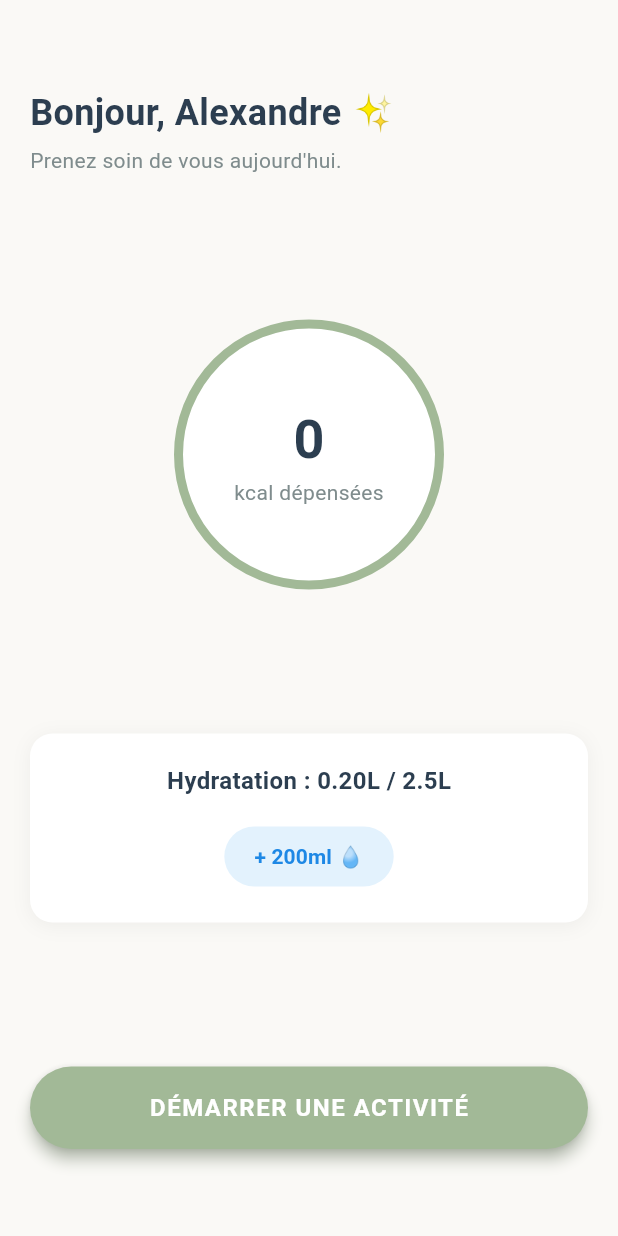
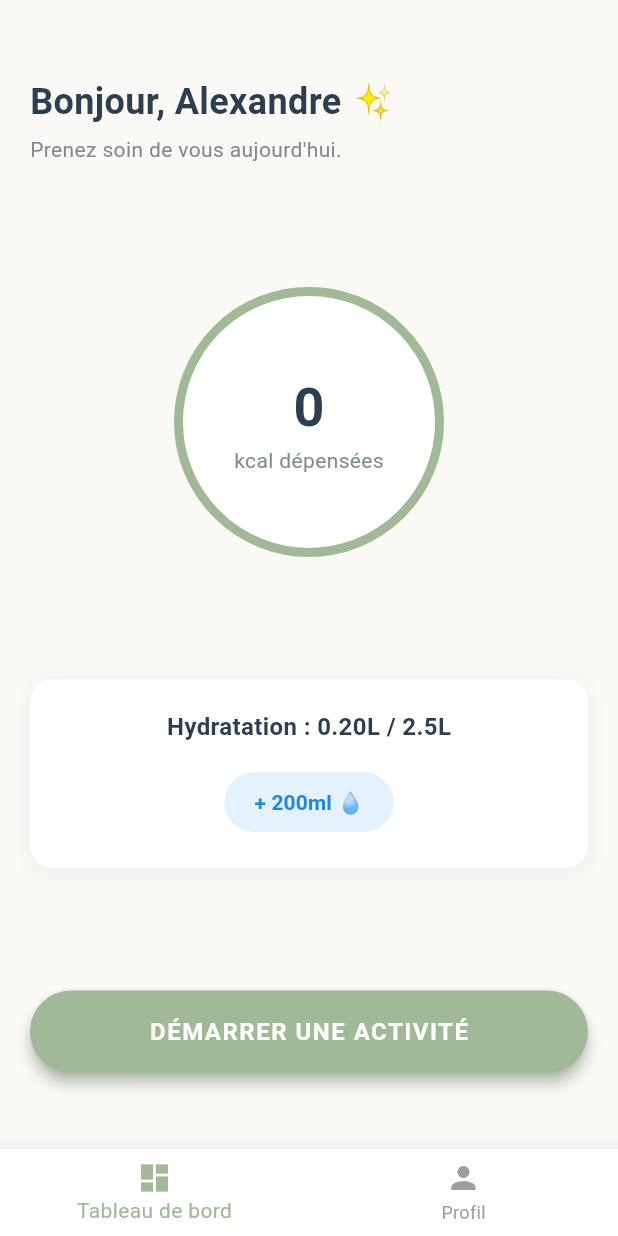
Before and after one commit to Kandrath/my-E-Coach, a Flutter app: the screen it shows after launch, after a tap on "+ 200ml 💧", on a phone screen of 412 x 824 dp. Run offline on Flutter 3.47's test engine with Material 3 defaults, Android fonts, the light colour scheme and no system bars.

Commit message:
Implementing persistence of data between screens

```diff
--- a/lib/main.dart
+++ b/lib/main.dart
@@ -1,5 +1,5 @@
 import 'package:flutter/material.dart';
-import 'package:my_e_coach/screens/dashboard_screen.dart';
+import 'package:my_e_coach/screens/main_navigation_screen.dart';
 
 void main() {
   runApp(const MyApp());
@@ -8,30 +8,16 @@ void main() {
 class MyApp extends StatelessWidget {
   const MyApp({super.key});
 
-  // This widget is the root of your application.
   @override
   Widget build(BuildContext context) {
     return MaterialApp(
-      title: 'Flutter Demo',
+      title: 'MyECoach',
+      debugShowCheckedModeBanner: false,
       theme: ThemeData(
-        // This is the theme of your application.
-        //
-        // TRY THIS: Try running your application with "flutter run". You'll see
-        // the application has a purple toolbar. Then, without quitting the app,
-        // try changing the seedColor in the colorScheme below to Colors.green
-        // and then invoke "hot reload" (save your changes or press the "hot
-        // reload" button in a Flutter-supported IDE, or press "r" if you used
-        // the command line to start the app).
-        //
-        // Notice that the counter didn't reset back to zero; the application
-        // state is not lost during the reload. To reset the state, use hot
-        // restart instead.
-        //
-        // This works for code too, not just values: Most code changes can be
-        // tested with just a hot reload.
-        colorScheme: ColorScheme.fromSeed(seedColor: Colors.deepPurple),
+        colorScheme: ColorScheme.fromSeed(seedColor: const Color(0xFFA2B997)),
+        useMaterial3: true,
       ),
-      home: const DashboardScreen(),
+      home: const MainNavigationScreen(),
     );
   }
 }
--- a/lib/screens/dashboard_screen.dart
+++ b/lib/screens/dashboard_screen.dart
@@ -2,22 +2,26 @@ import 'package:flutter/material.dart';
 import 'package:my_e_coach/screens/activity_tracking_screen.dart';
 
 class DashboardScreen extends StatefulWidget {
-  const DashboardScreen({super.key});
+  final String userName;
+  final int calories;
+  final int water;
+  final Function(int) onAddWater;
+  final Function(int) onAddCalories;
+
+  const DashboardScreen({
+    super.key,
+    required this.userName,
+    required this.calories,
+    required this.water,
+    required this.onAddWater,
+    required this.onAddCalories,
+  });
 
   @override
   State<DashboardScreen> createState() => _DashboardScreenState();
 }
 
 class _DashboardScreenState extends State<DashboardScreen> {
-  int _calories = 0;
-  int _water = 0; // en ml
-
-  void _addWater(int amount) {
-    setState(() {
-      _water += amount;
-    });
-  }
-
   void _showActivityOptions() {
     showModalBottomSheet(
       context: context,
@@ -74,9 +78,7 @@ class _DashboardScreenState extends State<DashboardScreen> {
             );
 
             if (result != null && result is Map<String, dynamic>) {
-              setState(() {
-                _calories += (result['calories'] as int);
-              });
+              widget.onAddCalories(result['calories'] as int);
               _showActivitySynthesis(result);
             }
           },
@@ -117,10 +119,10 @@ class _DashboardScreenState extends State<DashboardScreen> {
       context: context,
       builder: (context) => AlertDialog(
         shape: RoundedRectangleBorder(borderRadius: BorderRadius.circular(20)),
-        title: const Text(
-          'Bravo Alexandre ! ✨',
+        title: Text(
+          'Bravo ${widget.userName} ! ✨',
           textAlign: TextAlign.center,
-          style: TextStyle(color: Color(0xFF2C3E50), fontWeight: FontWeight.bold),
+          style: const TextStyle(color: Color(0xFF2C3E50), fontWeight: FontWeight.bold),
         ),
         content: Column(
           mainAxisSize: MainAxisSize.min,
@@ -193,17 +195,17 @@ class _DashboardScreenState extends State<DashboardScreen> {
               // En-tête
               Column(
                 crossAxisAlignment: CrossAxisAlignment.start,
-                children: const [
+                children: [
                   Text(
-                    'Bonjour, Alexandre ✨',
-                    style: TextStyle(
+                    'Bonjour, ${widget.userName} ✨',
+                    style: const TextStyle(
                       fontSize: 24,
                       fontWeight: FontWeight.bold,
                       color: Color(0xFF2C3E50),
                     ),
                   ),
-                  SizedBox(height: 5),
-                  Text(
+                  const SizedBox(height: 5),
+                  const Text(
                     "Prenez soin de vous aujourd'hui.",
                     style: TextStyle(fontSize: 14, color: Color(0xFF7F8C8D)),
                   ),
@@ -227,7 +229,7 @@ class _DashboardScreenState extends State<DashboardScreen> {
                     mainAxisAlignment: MainAxisAlignment.center,
                     children: [
                       Text(
-                        '$_calories',
+                        '${widget.calories}',
                         style: const TextStyle(
                           fontSize: 36,
                           fontWeight: FontWeight.bold,
@@ -263,7 +265,7 @@ class _DashboardScreenState extends State<DashboardScreen> {
                 child: Column(
                   children: [
                     Text(
-                      'Hydratation : ${(_water / 1000.0).toStringAsFixed(2)}L / 2.5L',
+                      'Hydratation : ${(widget.water / 1000.0).toStringAsFixed(2)}L / 2.5L',
                       style: const TextStyle(
                         fontSize: 16,
                         fontWeight: FontWeight.w600,
@@ -273,7 +275,7 @@ class _DashboardScreenState extends State<DashboardScreen> {
                     const SizedBox(height: 15),
                     Center(
                       child: TextButton(
-                        onPressed: () => _addWater(200),
+                        onPressed: () => widget.onAddWater(200),
                         style: TextButton.styleFrom(
                           backgroundColor: const Color(0xFFE3F2FD),
                           padding: const EdgeInsets.symmetric(
--- /dev/null
+++ b/lib/screens/main_navigation_screen.dart
@@ -0,0 +1,119 @@
+import 'package:flutter/material.dart';
+import 'package:my_e_coach/screens/dashboard_screen.dart';
+import 'package:my_e_coach/screens/profile_screen.dart';
+
+class MainNavigationScreen extends StatefulWidget {
+  const MainNavigationScreen({super.key});
+
+  @override
+  State<MainNavigationScreen> createState() => _MainNavigationScreenState();
+}
+
+class _MainNavigationScreenState extends State<MainNavigationScreen> {
+  int _selectedIndex = 0;
+  late PageController _pageController;
+
+  // Global State
+  String _name = 'Alexandre';
+  int _age = 28;
+  String _gender = 'Homme';
+  double _height = 180.0;
+  double _weight = 75.0;
+
+  int _calories = 0;
+  int _water = 0;
+
+  @override
+  void initState() {
+    super.initState();
+    _pageController = PageController(initialPage: _selectedIndex);
+  }
+
+  @override
+  void dispose() {
+    _pageController.dispose();
+    super.dispose();
+  }
+
+  void _onPageChanged(int index) {
+    setState(() {
+      _selectedIndex = index;
+    });
+  }
+
+  void _onItemTapped(int index) {
+    _pageController.animateToPage(
+      index,
+      duration: const Duration(milliseconds: 300),
+      curve: Curves.easeInOut,
+    );
+  }
+
+  void _updateProfile(String name, int age, String gender, double height, double weight) {
+    setState(() {
+      _name = name;
+      _age = age;
+      _gender = gender;
+      _height = height;
+      _weight = weight;
+    });
+  }
+
+  void _updateCalories(int amount) {
+    setState(() {
+      _calories += amount;
+    });
+  }
+
+  void _updateWater(int amount) {
+    setState(() {
+      _water += amount;
+    });
+  }
+
+  @override
+  Widget build(BuildContext context) {
+    return Scaffold(
+      body: PageView(
+        controller: _pageController,
+        onPageChanged: _onPageChanged,
+        children: [
+          DashboardScreen(
+            userName: _name,
+            calories: _calories,
+            water: _water,
+            onAddWater: _updateWater,
+            onAddCalories: _updateCalories,
+          ),
+          ProfileScreen(
+            name: _name,
+            age: _age,
+            gender: _gender,
+            height: _height,
+            weight: _weight,
+            onSave: _updateProfile,
+          ),
+        ],
+      ),
+      bottomNavigationBar: BottomNavigationBar(
+        items: const <BottomNavigationBarItem>[
+          BottomNavigationBarItem(
+            icon: Icon(Icons.dashboard),
+            label: 'Tableau de bord',
+          ),
+          BottomNavigationBarItem(
+            icon: Icon(Icons.person),
+            label: 'Profil',
+          ),
+        ],
+        currentIndex: _selectedIndex,
+        selectedItemColor: const Color(0xFFA2B997),
+        unselectedItemColor: Colors.grey,
+        onTap: _onItemTapped,
+        backgroundColor: Colors.white,
+        elevation: 10,
+        type: BottomNavigationBarType.fixed,
+      ),
+    );
+  }
+}
--- /dev/null
+++ b/lib/screens/profile_screen.dart
@@ -0,0 +1,157 @@
+import 'package:flutter/material.dart';
+
+class ProfileScreen extends StatefulWidget {
+  final String name;
+  final int age;
+  final String gender;
+  final double height;
+  final double weight;
+  final Function(String, int, String, double, double) onSave;
+
+  const ProfileScreen({
+    super.key,
+    required this.name,
+    required this.age,
+    required this.gender,
+    required this.height,
+    required this.weight,
+    required this.onSave,
+  });
+
+  @override
+  State<ProfileScreen> createState() => _ProfileScreenState();
+}
+
+class _ProfileScreenState extends State<ProfileScreen> {
+  final _formKey = GlobalKey<FormState>();
+
+  late String _name;
+  late int _age;
+  late String _gender;
+  late double _height;
+  late double _weight;
+
+  @override
+  void initState() {
+    super.initState();
+    _name = widget.name;
+    _age = widget.age;
+    _gender = widget.gender;
+    _height = widget.height;
+    _weight = widget.weight;
+  }
+
+  @override
+  Widget build(BuildContext context) {
+    return Scaffold(
+      backgroundColor: const Color(0xFFFAF9F6),
+      appBar: AppBar(
+        title: const Text('Mon Profil'),
+        backgroundColor: Colors.white,
+        foregroundColor: const Color(0xFF2C3E50),
+        elevation: 0,
+      ),
+      body: SingleChildScrollView(
+        padding: const EdgeInsets.all(20.0),
+        child: Form(
+          key: _formKey,
+          child: Column(
+            crossAxisAlignment: CrossAxisAlignment.stretch,
+            children: [
+              const Center(
+                child: CircleAvatar(
+                  radius: 50,
+                  backgroundColor: Color(0xFFA2B997),
+                  child: Icon(Icons.person, size: 50, color: Colors.white),
+                ),
+              ),
+              const SizedBox(height: 30),
+
+              _buildTextField('Nom', _name, (value) => _name = value),
+              const SizedBox(height: 15),
+
+              Row(
+                children: [
+                  Expanded(child: _buildNumberField('Âge', _age.toString(), (value) => _age = int.parse(value))),
+                  const SizedBox(width: 15),
+                  Expanded(child: _buildDropdownField('Genre', _gender, ['Homme', 'Femme', 'Autre'], (value) => _gender = value!)),
+                ],
+              ),
+              const SizedBox(height: 15),
+
+              Row(
+                children: [
+                  Expanded(child: _buildNumberField('Taille (cm)', _height.toString(), (value) => _height = double.parse(value))),
+                  const SizedBox(width: 15),
+                  Expanded(child: _buildNumberField('Poids (kg)', _weight.toString(), (value) => _weight = double.parse(value))),
+                ],
+              ),
+
+              const SizedBox(height: 40),
+
+              ElevatedButton(
+                onPressed: () {
+                  if (_formKey.currentState!.validate()) {
+                    _formKey.currentState!.save();
+                    widget.onSave(_name, _age, _gender, _height, _weight);
+                    ScaffoldMessenger.of(context).showSnackBar(
+                      const SnackBar(content: Text('Profil mis à jour !')),
+                    );
+                  }
+                },
+                style: ElevatedButton.styleFrom(
+                  backgroundColor: const Color(0xFFA2B997),
+                  foregroundColor: Colors.white,
+                  padding: const EdgeInsets.symmetric(vertical: 16),
+                  shape: RoundedRectangleBorder(borderRadius: BorderRadius.circular(30)),
+                ),
+                child: const Text('ENREGISTRER', style: TextStyle(fontWeight: FontWeight.bold)),
+              ),
+            ],
+          ),
+        ),
+      ),
+    );
+  }
+
+  Widget _buildTextField(String label, String initialValue, Function(String) onSave) {
+    return TextFormField(
+      initialValue: initialValue,
+      decoration: InputDecoration(
+        labelText: label,
+        border: OutlineInputBorder(borderRadius: BorderRadius.circular(15)),
+        filled: true,
+        fillColor: Colors.white,
+      ),
+      onSaved: (value) => onSave(value!),
+    );
+  }
+
+  Widget _buildNumberField(String label, String initialValue, Function(String) onSave) {
+    return TextFormField(
+      initialValue: initialValue,
+      keyboardType: TextInputType.number,
+      decoration: InputDecoration(
+        labelText: label,
+        border: OutlineInputBorder(borderRadius: BorderRadius.circular(15)),
+        filled: true,
+        fillColor: Colors.white,
+      ),
+      onSaved: (value) => onSave(value!),
+    );
+  }
+
+  Widget _buildDropdownField(String label, String currentValue, List<String> options, Function(String?) onChanged) {
+    return DropdownButtonFormField<String>(
+      value: currentValue,
+      decoration: InputDecoration(
+        labelText: label,
+        border: OutlineInputBorder(borderRadius: BorderRadius.circular(15)),
+        filled: true,
+        fillColor: Colors.white,
+      ),
+      items: options.map((e) => DropdownMenuItem(value: e, child: Text(e))).toList(),
+      onChanged: onChanged,
+    );
+  }
+}
```
